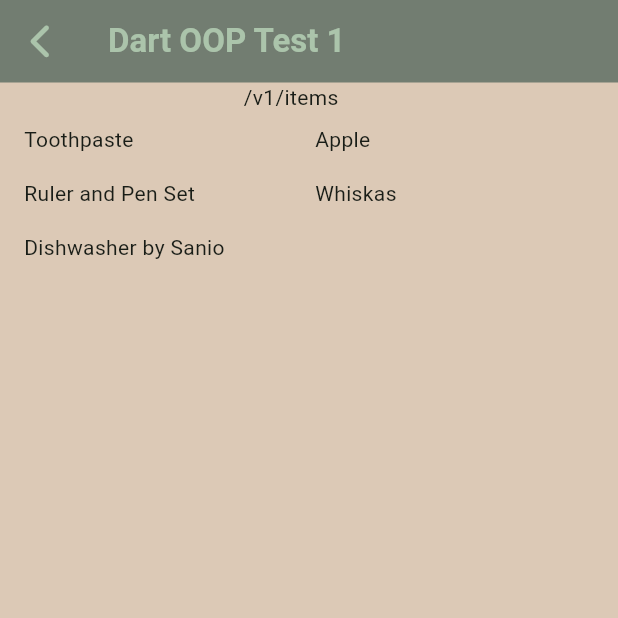
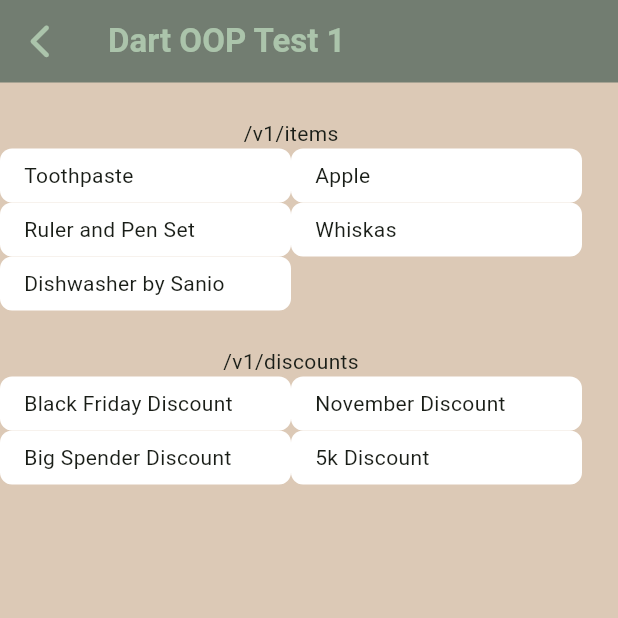
Before and after one commit to DanielAgustian/test-flutter-gluon, a Flutter app: the DartOOP1Screen screen opened by its route, on a phone screen of 412 x 824 dp, the top half of it. Run offline on Flutter 3.47's test engine with Material 3 defaults, Android fonts, the phone set to English and light mode, and no system bars; our stand-ins replace dartz, flutter_riverpod, fluttertoast, font_awesome_flutter, go_router.

Commit message:
feat: connect discount

```diff
--- a/lib/data/model/all_discount_model.dart
+++ b/lib/data/model/all_discount_model.dart
@@ -1,4 +1,8 @@
-class AllDiscountModel {
+import 'dart:convert';
+
+import 'package:test_flutter_gluon/data/model/base_model.dart';
+
+class AllDiscountModel implements BaseClass {
   int id;
   String name;
   String type;
@@ -28,4 +32,20 @@ class AllDiscountModel {
       loyaltyDiscountCriteriaValue: map['loyaltyDiscountCriteriaValue'],
     );
   }
+  Map<String, dynamic> toJson() {
+    return {
+      "id": id,
+      "name": name,
+      "type": type,
+      "value": value,
+      "category": category,
+      "loyaltyDiscountCriteria": loyaltyDiscountCriteria,
+      "loyaltyDiscountCriteriaValue": loyaltyDiscountCriteriaValue,
+    };
+  }
+
+  @override
+  String toString() {
+    return jsonEncode(toJson());
+  }
 }
--- /dev/null
+++ b/lib/data/model/base_model.dart
@@ -0,0 +1,2 @@
+abstract class BaseClass{
+}
--- a/lib/data/model/customer_list_model.dart
+++ b/lib/data/model/customer_list_model.dart
@@ -1,4 +1,6 @@
-class CustomerListModel {
+import 'package:test_flutter_gluon/data/model/base_model.dart';
+
+class CustomerListModel implements BaseClass {
   int id;
   String name;
 
@@ -7,10 +9,13 @@ class CustomerListModel {
     required this.name,
   });
 
+
   factory CustomerListModel.fromJson(Map<String, dynamic> map) {
     return CustomerListModel(
       id: map["id"],
       name: map["name"],
     );
   }
+
+
 }
--- a/lib/data/model/customer_model.dart
+++ b/lib/data/model/customer_model.dart
@@ -1,6 +1,7 @@
+import 'package:test_flutter_gluon/data/model/base_model.dart';
 import 'package:test_flutter_gluon/data/model/items_model.dart';
 
-class CustomerModel {
+class CustomerModel implements BaseClass{
   final int id;
   final int customerId;
   final List<ItemsModel> items;
--- a/lib/data/model/items_model.dart
+++ b/lib/data/model/items_model.dart
@@ -1,6 +1,9 @@
+import 'dart:convert';
+
 import 'package:test_flutter_gluon/data/enum/category_enum.dart';
+import 'package:test_flutter_gluon/data/model/base_model.dart';
 
-class ItemsModel {
+class ItemsModel implements BaseClass{
   int id;
   String name;
   CategoryEnum category;
@@ -72,6 +75,10 @@ class ItemsModel {
       'discounts': discounts.map((discount) => discount.toJson()).toList(),
     };
   }
+  @override
+  String toString() {
+    return jsonEncode(toJson());
+  }
 }
 
 class DiscountItemsModel {
--- a/lib/data/sources/discount/discount_source_interface.dart
+++ b/lib/data/sources/discount/discount_source_interface.dart
@@ -1,6 +1,10 @@
+import 'package:flutter_riverpod/flutter_riverpod.dart';
 import 'package:test_flutter_gluon/data/model/all_discount_model.dart';
 import 'package:test_flutter_gluon/data/model/service_response.dart';
+import 'package:test_flutter_gluon/data/sources/discount/discount_source.dart';
 
 abstract class DiscountSourceInterface{
   Future<ServiceResponse<List<AllDiscountModel>>> getAllDiscount();
 }
+
+final discountProvider = Provider<DiscountSourceInterface>((ref) => DiscountSource()) ;
--- /dev/null
+++ b/lib/data/sources/repo.dart
@@ -0,0 +1,14 @@
+import 'package:test_flutter_gluon/data/sources/customer/customer_source_interface.dart';
+import 'package:test_flutter_gluon/data/sources/discount/discount_source_interface.dart';
+import 'package:test_flutter_gluon/data/sources/items/items_source_interface.dart';
+
+class Repo{
+  final CustomerSourceInterface customerSource;
+  final DiscountSourceInterface discountSource;
+  final ItemsSourceInterface itemsSourceInterface;
+
+  Repo({required this.customerSource, required this.discountSource, required this.itemsSourceInterface});
+
+
+
+}
--- a/lib/screen/dart_oop1_screen.dart
+++ b/lib/screen/dart_oop1_screen.dart
@@ -1,16 +1,20 @@
 import 'dart:convert';
+import 'dart:developer';
 
 import 'package:flutter/material.dart';
 import 'package:flutter_riverpod/flutter_riverpod.dart';
 import 'package:test_flutter_gluon/constant/api_constant.dart';
 import 'package:test_flutter_gluon/constant/color_constant.dart';
 import 'package:test_flutter_gluon/constant/text_constant.dart';
+import 'package:test_flutter_gluon/data/model/all_discount_model.dart';
+import 'package:test_flutter_gluon/data/model/base_model.dart';
 import 'package:test_flutter_gluon/data/model/items_model.dart';
 import 'package:test_flutter_gluon/data/model/service_response.dart';
-import 'package:test_flutter_gluon/screen/riverpods/dart__oop1_vm.dart';
+import 'package:test_flutter_gluon/screen/riverpods/dart__oop1_presenter.dart';
 import 'package:test_flutter_gluon/widgets/gluon_appbar.dart';
 import 'package:test_flutter_gluon/widgets/gluon_error.dart';
 import 'package:test_flutter_gluon/widgets/gluon_list_child.dart';
+import 'package:test_flutter_gluon/widgets/gluon_margin.dart';
 
 class DartOOP1Screen extends ConsumerStatefulWidget {
   const DartOOP1Screen({super.key});
@@ -20,14 +24,13 @@ class DartOOP1Screen extends ConsumerStatefulWidget {
 }
 
 class _DartOOP1ScreenState extends ConsumerState<DartOOP1Screen> {
-  @override
-  void initState() {
-    super.initState();
-  }
+  late AsyncValue<ServiceResponse<List<ItemsModel>>> getAllItems;
+  late AsyncValue<ServiceResponse<List<AllDiscountModel>>> getAllDiscount;
 
   @override
   Widget build(BuildContext context) {
-    final userData = ref.watch(getAllItemsProvider);
+    getAllItems = ref.watch(getAllItemsProvider);
+    getAllDiscount = ref.watch(getAllDiscountProvider);
     return Scaffold(
       backgroundColor: ColorConstant().colorBg,
       appBar: GluonAppbar(
@@ -38,18 +41,26 @@ class _DartOOP1ScreenState extends ConsumerState<DartOOP1Screen> {
         child: Column(
           mainAxisSize: MainAxisSize.min,
           children: [
+            const GluonMargin(type: MarginSize.large),
             const Text(APIConstant.getAllItems),
-            userData.when(
-                data: dataAllItems,
+            getAllItems.when(
+                data: dataList,
                 error: error,
-                loading: () => const CircularProgressIndicator())
+                loading: () => const CircularProgressIndicator()),
+            const GluonMargin(type: MarginSize.large),
+            const Text(APIConstant.getAllDiscounts),
+            getAllDiscount.when(
+                data: dataList,
+                error: error,
+                loading: () => const CircularProgressIndicator()),
+            const GluonMargin(type: MarginSize.large),
           ],
         ),
       ),
     );
   }
 
-  Widget dataAllItems(ServiceResponse<List<ItemsModel>> data) {
+  Widget dataList(ServiceResponse<List<dynamic>> data) {
     if (data.isFailed) {
       return GluonErrorWidget(message: data.onFailed().message);
     }
@@ -57,10 +68,28 @@ class _DartOOP1ScreenState extends ConsumerState<DartOOP1Screen> {
     return Wrap(
       children: [
         ...res.map((e) => GluonListChild(
-            data: jsonEncode(e.toJson()), title: e.name, context: context))
+            data: jsonEncode(e.toJson()),
+            title: e == null ? "" : e!.name,
+            context: context))
       ],
     );
   }
+
+  // Widget dataAllDiscount(ServiceResponse<List<dynamic>> data) {
+  //   if (data.isFailed) {
+  //     return GluonErrorWidget(message: data.onFailed().message);
+  //   }
+  //   var res = data.onSuccess();
+  //   return Wrap(
+  //     children: [
+  //       ...res.map((e) => GluonListChild(
+  //             data: e.toString(),
+  //             title: e.name,
+  //             context: context,
+  //           ))
+  //     ],
+  //   );
+  // }
 
   Widget error(Object obj, StackTrace trace) {
     return GluonErrorWidget(
--- a/lib/screen/riverpods/dart__oop1_vm.dart
+++ b/lib/screen/riverpods/dart__oop1_presenter.dart
@@ -1,8 +1,10 @@
 import 'package:flutter_riverpod/flutter_riverpod.dart';
+import 'package:test_flutter_gluon/data/model/all_discount_model.dart';
 import 'package:test_flutter_gluon/data/model/items_model.dart';
 import 'package:test_flutter_gluon/data/model/service_response.dart';
 import 'package:test_flutter_gluon/data/sources/customer/customer_source.dart';
 import 'package:test_flutter_gluon/data/sources/discount/discount_source.dart';
+import 'package:test_flutter_gluon/data/sources/discount/discount_source_interface.dart';
 import 'package:test_flutter_gluon/data/sources/items/items_source.dart';
 import 'package:test_flutter_gluon/data/sources/items/items_source_interface.dart';
 
@@ -10,3 +12,7 @@ final getAllItemsProvider =
     FutureProvider<ServiceResponse<List<ItemsModel>>>((ref) async {
   return ref.watch(itemSourceProvider).getAllItems();
 });
+
+final getAllDiscountProvider = FutureProvider<ServiceResponse<List<AllDiscountModel>>>((ref){
+  return ref.watch(discountProvider).getAllDiscount();
+});
--- a/lib/widgets/gluon_list_child.dart
+++ b/lib/widgets/gluon_list_child.dart
@@ -1,14 +1,16 @@
 import 'package:flutter/material.dart';
+import 'package:test_flutter_gluon/constant/color_constant.dart';
 
 class GluonListChild extends StatelessWidget {
   final String data;
   final String title;
   final BuildContext context;
-  const GluonListChild(
-      {super.key,
-      required this.data,
-      required this.title,
-      required this.context});
+  const GluonListChild({
+    super.key,
+    required this.data,
+    required this.title,
+    required this.context,
+  });
 
   @override
   Widget build(BuildContext context) {
@@ -16,8 +18,11 @@ class GluonListChild extends StatelessWidget {
     return InkWell(
       onTap: onPressed,
       child: Container(
+        decoration: BoxDecoration(
+            color: ColorConstant().colorWhite,
+            borderRadius: BorderRadius.circular(8)),
         width: (size.width / 2) - 12,
-        padding: EdgeInsets.symmetric(vertical: 8, horizontal: 16),
+        padding: const EdgeInsets.symmetric(vertical: 8, horizontal: 16),
         child: Text(
           title,
           overflow: TextOverflow.ellipsis,
```
Also changed, not shown: lib/widgets/gluon_provider_appear.dart (added).
